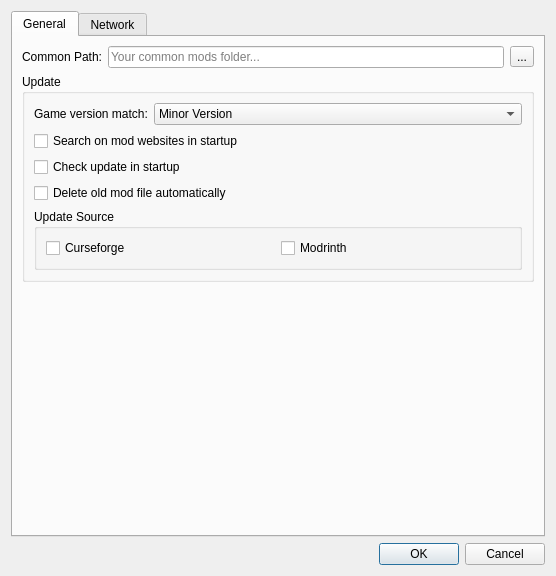
This is src/ui/preferences.ui in kaniol-lck/modmanager as Qt 5 draws it before an edit. The edited form follows.
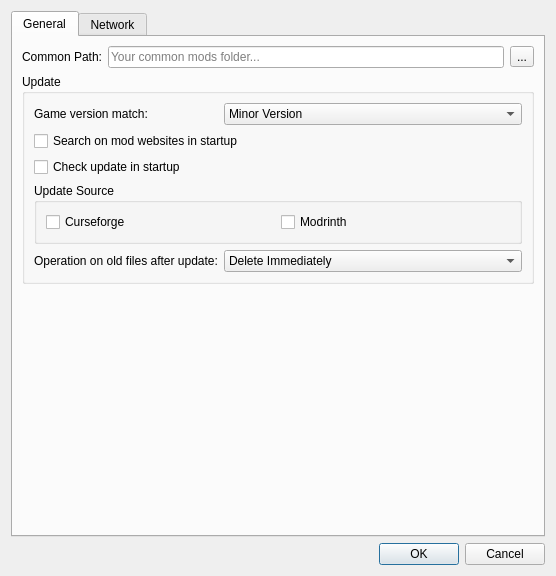
This is the edited form.

Commit message: add post update operation select

The edit to the form file:
```diff
--- a/src/ui/preferences.ui
+++ b/src/ui/preferences.ui
@@ -121,20 +121,6 @@
             </property>
            </widget>
           </item>
-          <item row="2" column="0" colspan="2">
-           <widget class="QCheckBox" name="autoCheckUpdate">
-            <property name="text">
-             <string>Check update in startup</string>
-            </property>
-           </widget>
-          </item>
-          <item row="3" column="0" colspan="2">
-           <widget class="QCheckBox" name="deleteOld">
-            <property name="text">
-             <string>Delete old mod file automatically</string>
-            </property>
-           </widget>
-          </item>
           <item row="4" column="0" colspan="2">
            <widget class="QGroupBox" name="groupBox_4">
             <property name="title">
@@ -158,6 +144,39 @@
             </layout>
            </widget>
           </item>
+          <item row="5" column="0">
+           <widget class="QLabel" name="label_7">
+            <property name="text">
+             <string>Operation on old files after update:</string>
+            </property>
+           </widget>
+          </item>
+          <item row="5" column="1">
+           <widget class="QComboBox" name="postUpdate">
+            <item>
+             <property name="text">
+              <string>Delete Immediately</string>
+             </property>
+            </item>
+            <item>
+             <property name="text">
+              <string>Keep Until Confirm</string>
+             </property>
+            </item>
+            <item>
+             <property name="text">
+              <string>Do Nothing</string>
+             </property>
+            </item>
+           </widget>
+          </item>
+          <item row="3" column="0">
+           <widget class="QCheckBox" name="autoCheckUpdate">
+            <property name="text">
+             <string>Check update in startup</string>
+            </property>
+           </widget>
+          </item>
          </layout>
         </widget>
        </item>
```
Left out of the diff: 2 changed lines with no effect on the pictures. The commit also changes 8 other files.
